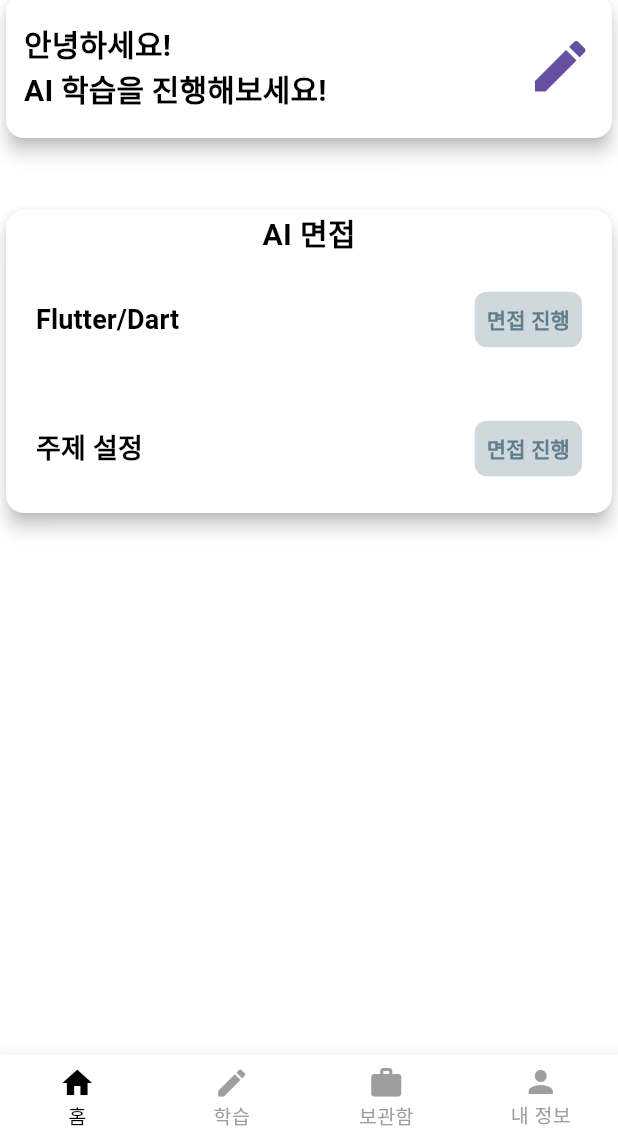
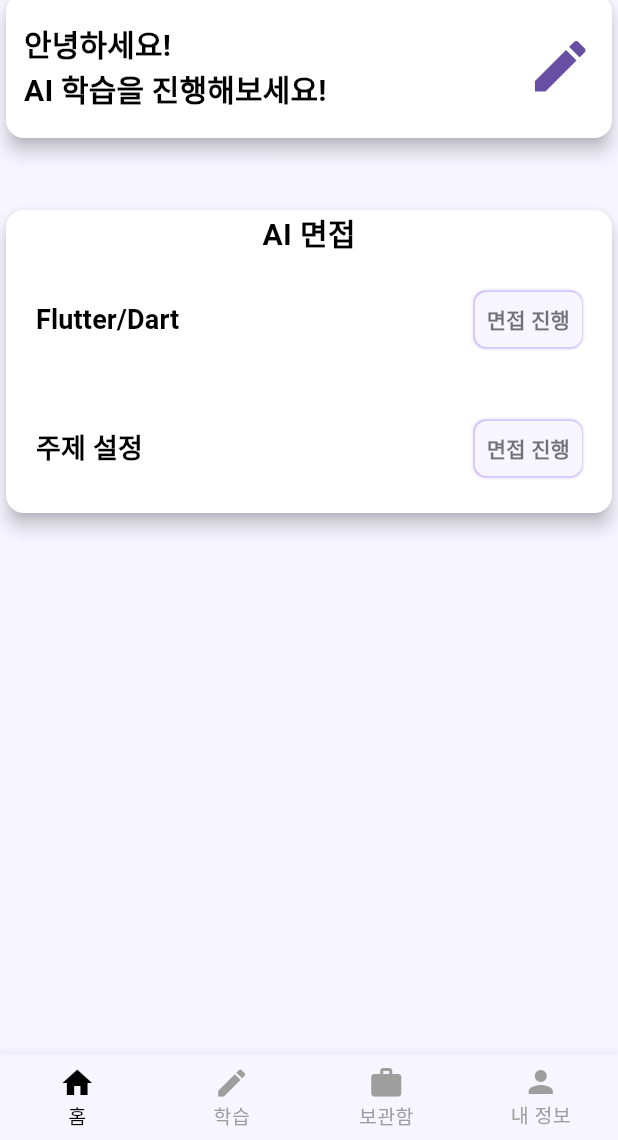
Before and after one commit to YounJae-H/flutter_ai_interview, a Flutter app: the screen it shows after launch, on a phone screen of 412 x 824 dp, the part 96-1236 px from its top. Run offline on Flutter 3.47's test engine with Material 3 defaults, Android fonts, the phone set to English and light mode, and no system bars; our stand-ins replace go_router.

Commit message:
AI 학습 추가

```diff
--- /dev/null
+++ b/lib/color/colors.dart
@@ -0,0 +1,4 @@
+import 'package:flutter/material.dart';
+
+const Color primaryColor = Color(0xFFF7F5FF);
+const Color buttonColor = Color(0xFFAA87FF);
--- a/lib/component/custom_bottom_navigation.dart
+++ b/lib/component/custom_bottom_navigation.dart
@@ -1,4 +1,5 @@
 import 'package:flutter/material.dart';
+import 'package:flutter_interview/color/colors.dart';
 
 class CutomBottomNavigationBar extends StatelessWidget {
   final ValueChanged<int>? onTap;
@@ -20,7 +21,7 @@ class CutomBottomNavigationBar extends StatelessWidget {
         currentIndex: currentIndex,
         type: BottomNavigationBarType.fixed,
         showUnselectedLabels: true,
-        backgroundColor: Colors.white,
+        backgroundColor: primaryColor,
         selectedItemColor: Colors.black,
         unselectedItemColor: Colors.grey,
         items: const [
--- a/lib/component/banner.dart
+++ b/lib/component/home_banner.dart
@@ -1,9 +1,11 @@
 import 'package:flutter/material.dart';
 import 'package:flutter_interview/component/interview_item.dart';
+import 'package:flutter_interview/providers/chat_provider.dart';
 import 'package:go_router/go_router.dart';
+import 'package:provider/provider.dart';
 
-class InterviewBanner extends StatelessWidget {
-  const InterviewBanner({
+class HomeBanner extends StatelessWidget {
+  const HomeBanner({
     super.key,
   });
 
@@ -52,7 +54,11 @@ class TopBanner extends StatelessWidget {
             overlayColor: Colors.black,
             shape: RoundedRectangleBorder(
                 borderRadius: BorderRadius.circular(8.0))),
-        onPressed: () {},
+        onPressed: () {
+          // context.read<ChatProvider>().setIsLearning(true);
+          context.push('/learning');
+          context.push('/subject', extra: 'AI 학습');
+        },
         child: const SizedBox(
           height: 80,
           width: double.infinity,
--- a/lib/component/interview_item.dart
+++ b/lib/component/interview_item.dart
@@ -1,4 +1,5 @@
 import 'package:flutter/material.dart';
+import 'package:flutter_interview/color/colors.dart';
 
 class InterviewItem extends StatelessWidget {
   final String title;
@@ -34,8 +35,11 @@ class InterviewItem extends StatelessWidget {
               ),
               Container(
                 decoration: BoxDecoration(
+                  boxShadow: const [
+                    BoxShadow(color: buttonColor, blurRadius: 1)
+                  ],
                   borderRadius: BorderRadius.circular(8.0),
-                  color: Colors.blueGrey[100],
+                  color: primaryColor,
                 ),
                 child: const Padding(
                   padding: EdgeInsets.all(8.0),
@@ -44,7 +48,7 @@ class InterviewItem extends StatelessWidget {
                     style: TextStyle(
                         fontSize: 14.0,
                         fontWeight: FontWeight.bold,
-                        color: Colors.blueGrey),
+                        color: Colors.black54),
                   ),
                 ),
               ),
--- a/lib/providers/chat_provider.dart
+++ b/lib/providers/chat_provider.dart
@@ -11,38 +11,49 @@ class ChatProvider with ChangeNotifier {
   int _questionCount = 6; // 질문 개수 초기값
   bool _isTyping = false; // ai 타이핑 감지 - ai 응답이 전부 오기 전까지 메시지 전송을 막기 위함.
   bool _isLoading = false; // ai 응답이 오기 전까지 메시지 박스에 로딩창을 보여주기 위함.
-  bool _isFirstMessage = true; // ai 생성시 첫 응답이 오기까지 화면 중앙에 로딩창을 보여주기 위함
-  bool _isEnded = false; // 면접이 종료되었는지 확인
+  bool _isFirstMessage = true; // ai 생성시 첫 응답이 오기까지 화면 중앙에 로딩창을 보여주기 위함.
+  bool _isEnded = false; // 면접이 종료되었는지 확인.
+  bool _isLearning = false; // 학습 페이지인지 아닌지 확인.
+  String answerRespone = "";
 
   int get questionCount => _questionCount;
   List<String> get difficulty => _difficulty;
   String get selectedDifficulty => _selectedDifficulty;
+  String get subject => _subject;
 
   List<ChatMessage> get messages => _messages;
   bool get isTyping => _isTyping;
   bool get isLoading => _isLoading;
   bool get isFirstMessage => _isFirstMessage;
   bool get isEnded => _isEnded;
-  String get subject => _subject;
+  bool get isLearning => _isLearning;
 
   ChatProvider(this._subject)
       : _openAIService = OpenAIService(subject: _subject);
+
+  Future<void> answerMessage(String message) async {
+    _addMessage(message, isUser: true);
+  }
 
   Future<void> sendMessage(String message) async {
     if (_isTyping) return;
 
     _addMessage(message, isUser: true);
-
     _setTypingState(true);
     _setLoadingState(true);
 
     String response;
     String response2;
+
     if (!((message.contains('정답') && message.length < 10) ||
         (message.contains('오답') && message.length < 10))) {
       response = await _openAIService.createModel(message);
+      if (_isLearning) {
+        answerRespone = await _openAIService.createAnswerModel(response);
+      }
+
       _setLoadingState(false);
-      _setisFirstMessage(false);
+      _setIsFirstMessage(false);
 
       await _displayAssistantMessage(response);
 
@@ -54,7 +65,7 @@ class ChatProvider with ChangeNotifier {
       response = '"$message"라는 답변은 면접 상황에서 적절하지 않습니다.';
       response2 = await _openAIService.createModel('질문이 뭐였죠?');
       _setLoadingState(false);
-      _setisFirstMessage(false);
+      _setIsFirstMessage(false);
 
       await _displayAssistantMessage(response);
       // await _displayAssistantMessage('다시 질문 드리겠습니다.');
@@ -100,8 +111,13 @@ class ChatProvider with ChangeNotifier {
     notifyListeners();
   }
 
-  void _setisFirstMessage(bool isFirstMessage) {
+  void _setIsFirstMessage(bool isFirstMessage) {
     _isFirstMessage = isFirstMessage;
+    notifyListeners();
+  }
+
+  void setIsLearning(bool isLearning) {
+    _isLearning = isLearning;
     notifyListeners();
   }
 
@@ -119,7 +135,8 @@ class ChatProvider with ChangeNotifier {
     // 대화 종료: messages 리스트를 초기화하여 이전 대화 내역 삭제 (화면에 표시하는 대회 내역 삭제)
     _messages.clear(); // 화면 표시 대화 내역 삭제
     _openAIService.endConversation(); //OpenAI 기존 맥락 파괴 후 초기화
-    _setisFirstMessage(true); // 모델 생성시 첫 메시지 응답이 오는 동안 로딩창을 보여주기 위함
+    answerRespone = "";
+    _setIsFirstMessage(true); // 모델 생성시 첫 메시지 응답이 오는 동안 로딩창을 보여주기 위함
     _isEnded = false; // 면접 종료 여부
     notifyListeners();
   }
--- a/lib/providers/pick_subject_provider.dart
+++ b/lib/providers/pick_subject_provider.dart
@@ -12,7 +12,7 @@ class PickSubjectProvider with ChangeNotifier {
     'Spring',
     'Unity',
   ];
-  String _pickSubject = "변호사";
+  String _pickSubject = "Java";
   // String _subject = "Flutter";
 
   final TextEditingController _textEditingController = TextEditingController();
--- a/lib/route/router.dart
+++ b/lib/route/router.dart
@@ -1,3 +1,5 @@
+import 'package:flutter/cupertino.dart';
+import 'package:flutter_interview/providers/chat_provider.dart';
 import 'package:flutter_interview/screens/archive_screen.dart';
 import 'package:flutter_interview/screens/chat_screen.dart';
 import 'package:flutter_interview/screens/home_screen.dart';
@@ -7,6 +9,7 @@ import 'package:flutter_interview/screens/pick_subject.dart';
 import 'package:flutter_interview/screens/profile_screen.dart';
 import 'package:flutter_interview/screens/question_count_screen.dart';
 import 'package:go_router/go_router.dart';
+import 'package:provider/provider.dart';
 
 // OpenAIService _openAIService = OpenAIService();
 final router = GoRouter(
@@ -20,11 +23,15 @@ final router = GoRouter(
       routes: [
         GoRoute(
           path: '/home',
-          pageBuilder: (context, state) =>
-              // NoTransitionPage => 전환 애니메이션 제거
-              // 화면 전환시 깜빡이는 문제 해결하기 위해서
-              // 페이지 전환 애니메이션 주거나 제거 해야함.
-              const NoTransitionPage(child: HomeScreen()),
+          pageBuilder: (context, state) {
+            // NoTransitionPage => 전환 애니메이션 제거
+            // 화면 전환시 깜빡이는 문제 해결하기 위해서
+            // 페이지 전환 애니메이션 주거나 제거 해야함.
+            WidgetsBinding.instance.addPostFrameCallback((_) {
+              context.read<ChatProvider>().setIsLearning(false);
+            });
+            return const NoTransitionPage(child: HomeScreen());
+          },
         ),
         GoRoute(
           path: '/learning',
@@ -32,6 +39,9 @@ final router = GoRouter(
             final subject = state.extra != null
                 ? state.extra.toString()
                 : 'Unknown Subject';
+            WidgetsBinding.instance.addPostFrameCallback((_) {
+              context.read<ChatProvider>().setIsLearning(true);
+            });
             return NoTransitionPage(child: LearningScreen(subject: subject));
           },
         ),
--- a/lib/screens/home_screen.dart
+++ b/lib/screens/home_screen.dart
@@ -1,5 +1,5 @@
 import 'package:flutter/material.dart';
-import 'package:flutter_interview/component/banner.dart';
+import 'package:flutter_interview/component/home_banner.dart';
 
 class HomeScreen extends StatelessWidget {
   const HomeScreen({super.key});
@@ -10,7 +10,7 @@ class HomeScreen extends StatelessWidget {
       children: [
         TopBanner(),
         SizedBox(height: 40.0),
-        InterviewBanner(),
+        HomeBanner(),
       ],
     );
   }
--- a/lib/screens/main_screen.dart
+++ b/lib/screens/main_screen.dart
@@ -1,4 +1,5 @@
 import 'package:flutter/material.dart';
+import 'package:flutter_interview/color/colors.dart';
 import 'package:flutter_interview/component/custom_bottom_navigation.dart';
 import 'package:flutter_interview/providers/bottom_navigation_provider.dart';
 import 'package:go_router/go_router.dart';
@@ -19,13 +20,13 @@ class _MainScreenState extends State<MainScreen> {
     final int currentIndex =
         context.watch<BottomNavigationProvider>().currentIndex;
     return Scaffold(
-      backgroundColor: Colors.white,
+      backgroundColor: primaryColor,
       appBar: AppBar(
         title: const Text(
           "MOAI",
           style: TextStyle(fontWeight: FontWeight.bold),
         ),
-        backgroundColor: Colors.white,
+        backgroundColor: primaryColor,
       ),
       body: widget.child,
       bottomNavigationBar: CutomBottomNavigationBar(
```
Also changed, not shown: lib/screens/chat_screen.dart (+23 -7 lines), lib/screens/pick_subject.dart (+3 -4 lines), lib/screens/question_count_screen.dart (+3 -4 lines), lib/services/openai_service.dart (+58 -1 lines), lib/widgets/answer_check_button.dart (added, +38 -0 lines), 1 other file.
